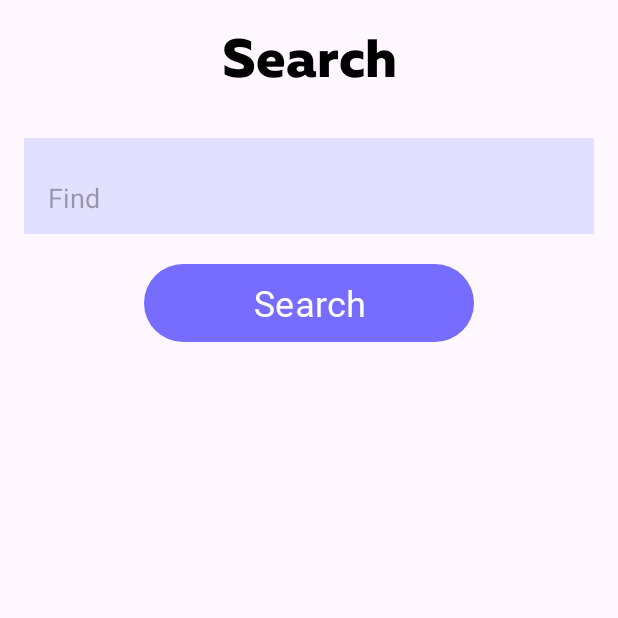
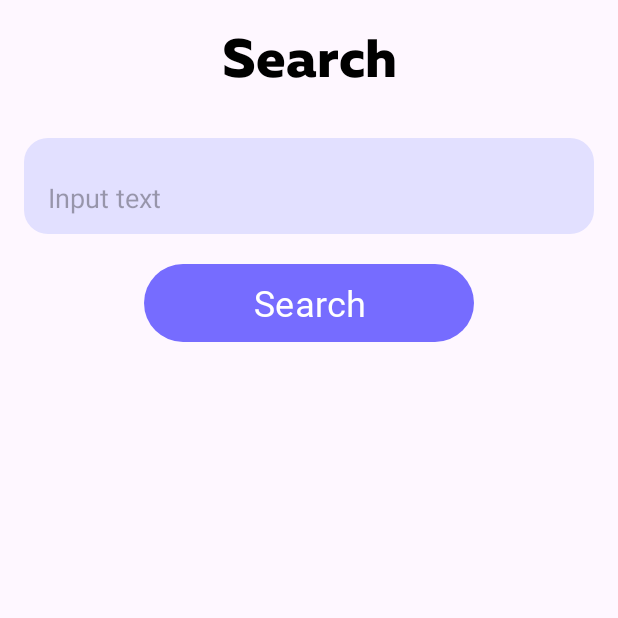
Before and after one commit to EmikaWinter/MyNotesApp, an Android app: the fragment SearchFragment placed in its activity, on a phone screen of 412 x 824 dp, the top half of it. Run offline under Robolectric (Android 15) with nearby library versions, the phone set to English and light mode, and no system bars; our stand-ins replace Dagger/Hilt's generated code, Room's generated code.

Commit message:
redesign textViews

```diff
--- a/app/src/main/java/com/example/an16/mynotesapp/database/NoteDao.kt
+++ b/app/src/main/java/com/example/an16/mynotesapp/database/NoteDao.kt
@@ -24,6 +24,6 @@ interface NoteDao {
     @Query("SELECT * FROM NoteEntity WHERE id == :id LIMIT 1")
     suspend fun getNoteId(id: Int): NoteEntity?
 
-    @Query("SELECT * FROM NoteEntity WHERE title LIKE '%' || :key || '%' OR text LIKE '%' || :key || '%' OR date LIKE '%' || :key || '%'")
+    @Query("SELECT * FROM NoteEntity WHERE title LIKE '%' || :key || '%' OR text LIKE '%' || :key || '%'")
     suspend fun searchNoteByKeyword(key: String): List<NoteEntity>
 }
--- a/app/src/main/java/com/example/an16/mynotesapp/ui/search/SearchFragment.kt
+++ b/app/src/main/java/com/example/an16/mynotesapp/ui/search/SearchFragment.kt
@@ -14,7 +14,9 @@ import androidx.core.os.bundleOf
 import androidx.fragment.app.Fragment
 import androidx.fragment.app.viewModels
 import androidx.lifecycle.lifecycleScope
+import androidx.recyclerview.widget.DividerItemDecoration
 import androidx.recyclerview.widget.LinearLayoutManager
+import androidx.recyclerview.widget.RecyclerView
 import com.example.an16.mynotesapp.R
 import com.example.an16.mynotesapp.databinding.FragmentSearchBinding
 import com.example.an16.mynotesapp.model.Note
@@ -48,6 +50,10 @@ class SearchFragment : Fragment() {
         super.onViewCreated(view, savedInstanceState)
 
         binding?.searchResult?.visibility = View.INVISIBLE
+
+        val dividerItemDecoration = DividerItemDecoration(requireContext(), RecyclerView.VERTICAL)
+        dividerItemDecoration.setDrawable(resources.getDrawable(R.drawable.divider_item_decorator))
+        binding?.searchRecyclerView?.addItemDecoration(dividerItemDecoration)
 
         viewModel.listResult.observe(viewLifecycleOwner) { listResult ->
             setListNote(listResult)
--- a/app/src/main/res/layout/fragment_add_note.xml
+++ b/app/src/main/res/layout/fragment_add_note.xml
@@ -38,7 +38,7 @@
         android:layout_marginStart="@dimen/margin_16dp"
         android:layout_marginTop="@dimen/margin_16dp"
         android:layout_marginEnd="@dimen/margin_16dp"
-        android:background="@color/purple_light"
+        android:background="@drawable/bg_login_shape"
         android:gravity="top"
         android:hint="@string/title"
         android:importantForAutofill="no"
@@ -55,7 +55,7 @@
         android:layout_marginStart="@dimen/margin_16dp"
         android:layout_marginTop="@dimen/margin_16dp"
         android:layout_marginEnd="@dimen/margin_16dp"
-        android:background="@color/purple_light"
+        android:background="@drawable/bg_login_shape"
         android:gravity="top"
         android:hint="@string/text"
         android:importantForAutofill="no"
--- a/app/src/main/res/layout/fragment_search.xml
+++ b/app/src/main/res/layout/fragment_search.xml
@@ -25,7 +25,7 @@
         android:layout_marginStart="@dimen/margin_16dp"
         android:layout_marginTop="@dimen/margin_16dp"
         android:layout_marginEnd="@dimen/margin_16dp"
-        android:background="@color/purple_light"
+        android:background="@drawable/bg_login_shape"
         android:hint="@string/search_input"
         android:importantForAutofill="no"
         app:layout_constraintTop_toBottomOf="@+id/search_logo"
--- a/app/src/main/res/values/strings.xml
+++ b/app/src/main/res/values/strings.xml
@@ -28,7 +28,7 @@
     <!--    Menu-->
     <string name="home">Home</string>
     <string name="search">Search</string>
-    <string name="search_input">Find</string>
+    <string name="search_input">Input text</string>
     <string name="no_results">No results</string>
     <string name="profile">Profile</string>
 
```
Also changed, not shown: app/src/main/res/layout/dialog_edit_note.xml (+8 -8 lines), 1 other file.
